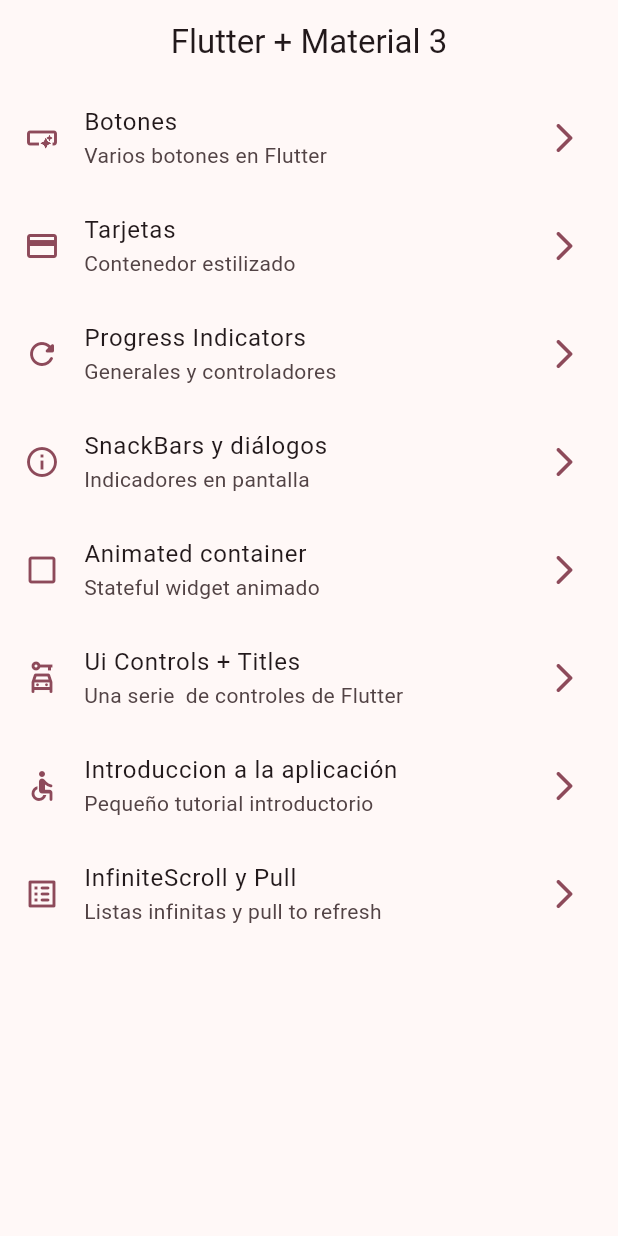
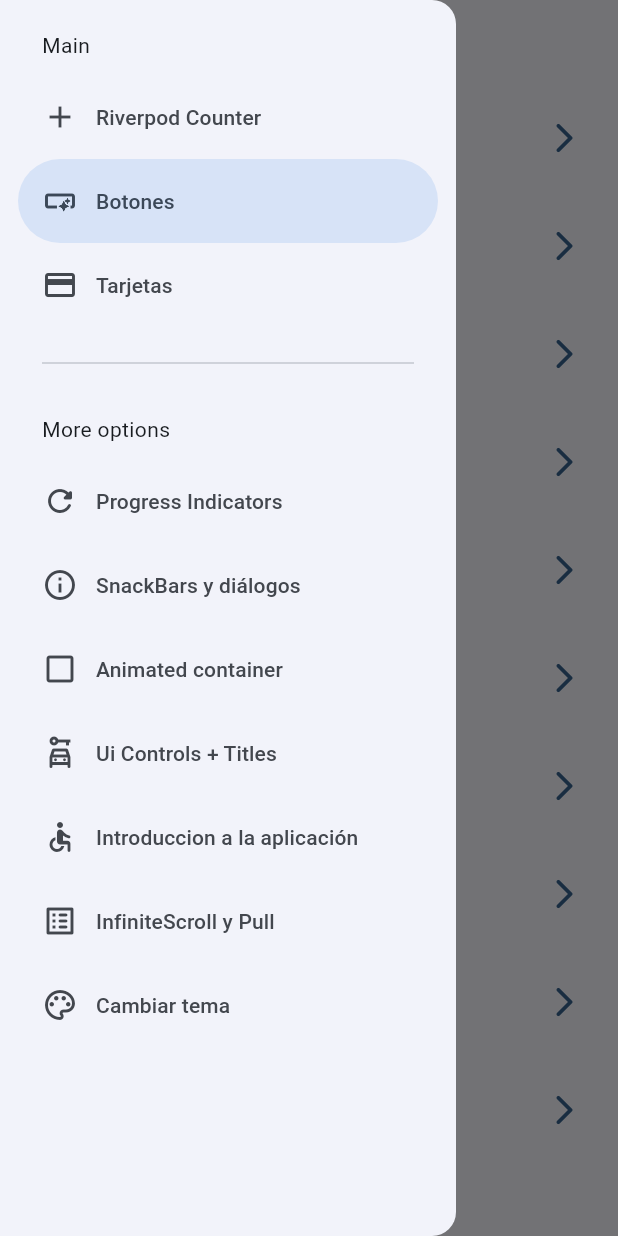
Before and after one commit to Pierou20181h057/widgets_app, a Flutter app: the screen it shows after launch, with the side drawer open (before the commit the screen has no drawer), on a phone screen of 412 x 824 dp. Run offline on Flutter 3.47's test engine with Material 2 defaults, Android fonts, the phone set to English and light mode, and no system bars; our stand-ins replace animate_do, flutter_riverpod, go_router.

Commit message:
antes de statenotifier

```diff
--- a/lib/config/menu/menu_item.dart
+++ b/lib/config/menu/menu_item.dart
@@ -13,6 +13,11 @@ class MenuItem {
 }
 
 List<MenuItem> appMenuItems = <MenuItem>[
+  MenuItem(
+    title: 'Riverpod Counter',
+    subTitle: 'Introducción a riverpod',
+    link: '/counter-river',
+    icon: Icons.add),
   MenuItem(
     title: 'Botones',
     subTitle: 'Varios botones en Flutter',
@@ -61,5 +66,11 @@ List<MenuItem> appMenuItems = <MenuItem>[
     subTitle: 'Listas infinitas y pull to refresh',
     link: '/infinite',
     icon: Icons.list_alt_rounded),
+    MenuItem(
+    title: 'Cambiar tema',
+    subTitle: 'Cambiar tema de la aplicación',
+    link: '/theme-changer',
+    icon: Icons.color_lens_outlined),
+
 
 ];
--- a/lib/config/router/app_router.dart
+++ b/lib/config/router/app_router.dart
@@ -1,4 +1,5 @@
 import 'package:go_router/go_router.dart';
+import 'package:widgets_app/presentation/screens/theme_changer/theme_changer.dart';
 
 import '../../presentation/screens/screens.dart';
 
@@ -52,5 +53,15 @@ final appRouter = GoRouter(
       name: InfiniteScrollScreen.name,
       builder: (context, state) => const InfiniteScrollScreen(),
     ),
+    GoRoute(
+      path: '/counter-river',
+      name: CounterScreen.name,
+      builder: (context, state) => const CounterScreen(),
+    ),
+    GoRoute(
+      path: '/theme-changer',
+      name: ThemeChangerScreen.name,
+      builder: (context, state) => const ThemeChangerScreen(),
+    ),
   ],
 );
--- a/lib/config/theme/app_theme.dart
+++ b/lib/config/theme/app_theme.dart
@@ -14,16 +14,20 @@ const colorList = <Color>[
 
 class AppTheme {
   final int selectedColor;
+  final bool isDarkmode;
 
-  AppTheme({this.selectedColor = 0})
+  AppTheme( {
+    this.isDarkmode = false,
+    this.selectedColor = 0})
       : assert(selectedColor >= 0, 'Selected color must be greater then 0'),
-      assert(selectedColor < colorList.length, 'Selected color must be equal that ${ colorList.length-1}');
+        assert(selectedColor < colorList.length,
+            'Selected color must be equal that ${colorList.length - 1}');
 
   ThemeData getTheme() => ThemeData(
-    useMaterial3: true,
-    colorSchemeSeed: colorList[selectedColor],
-    appBarTheme: const AppBarTheme(
-      centerTitle: true,
-    )
-  );
+      useMaterial3: true,
+      brightness: isDarkmode ? Brightness.dark : Brightness.light,
+      colorSchemeSeed: colorList[selectedColor],
+      appBarTheme: const AppBarTheme(
+        centerTitle: true,
+      ));
 }
--- a/lib/main.dart
+++ b/lib/main.dart
@@ -1,22 +1,25 @@
 import 'package:flutter/material.dart';
+import 'package:flutter_riverpod/flutter_riverpod.dart';
 import 'package:widgets_app/config/router/app_router.dart';
 import 'package:widgets_app/config/theme/app_theme.dart';
+import 'package:widgets_app/presentation/providers/theme_provider.dart';
 
 void main() {
-  runApp(const MainApp());
+  runApp(ProviderScope(child: MainApp()));
 }
 
-class MainApp extends StatelessWidget {
+class MainApp extends ConsumerWidget {
   const MainApp({super.key});
 
   @override
-  Widget build(BuildContext context) {
+  Widget build(BuildContext context, ref) {
+    final isDarkMode = ref.watch(isDarkmodeProvider);
+    final selectColor = ref.watch(selectedColorProvider);
     return MaterialApp.router(
       title: 'Flutter Widgets',
       routerConfig: appRouter,
       debugShowCheckedModeBanner: false,
-      theme: AppTheme(selectedColor: 8).getTheme(),
-
+      theme: AppTheme(selectedColor: selectColor, isDarkmode: isDarkMode).getTheme(),
     );
   }
 }
--- /dev/null
+++ b/lib/presentation/providers/counter_provider.dart
@@ -0,0 +1,3 @@
+import 'package:flutter_riverpod/flutter_riverpod.dart';
+
+final counterProvider = StateProvider((ref) => 5);
--- /dev/null
+++ b/lib/presentation/providers/theme_provider.dart
@@ -0,0 +1,13 @@
+import 'package:flutter_riverpod/flutter_riverpod.dart';
+import 'package:widgets_app/config/theme/app_theme.dart';
+
+//Un simple boolean
+final isDarkmodeProvider = StateProvider((ref) => false);
+
+//Listado de colores inmutables
+
+final colorListProvider = Provider((ref) => colorList);
+
+//un simple int
+
+final selectedColorProvider = StateProvider((ref) => 0);
--- a/lib/presentation/screens/home/home_screen.dart
+++ b/lib/presentation/screens/home/home_screen.dart
@@ -1,6 +1,7 @@
 import 'package:flutter/material.dart';
 import 'package:go_router/go_router.dart';
 import 'package:widgets_app/config/menu/menu_item.dart';
+import 'package:widgets_app/presentation/widgets/side_menu.dart';
 
 class HomeScreen extends StatelessWidget {
   static const String name = 'home_screen';
@@ -8,11 +9,14 @@ class HomeScreen extends StatelessWidget {
 
   @override
   Widget build(BuildContext context) {
+    final scaffoldkey = GlobalKey<ScaffoldState>();
     return Scaffold(
+      key:scaffoldkey ,
       appBar: AppBar(
         title: Text('Flutter + Material 3'),
       ),
       body: _HomeView(),
+      drawer: SideMenu(scaffoldKey: scaffoldkey,),
     );
   }
 }
--- a/lib/presentation/screens/screens.dart
+++ b/lib/presentation/screens/screens.dart
@@ -1,3 +1,7 @@
+export 'package:widgets_app/presentation/screens/theme_changer/theme_changer.dart';
+
+export 'package:widgets_app/presentation/screens/counter/counter_screen.dart';
+
 export 'package:widgets_app/presentation/screens/animated/animated_screen.dart';
 export 'package:widgets_app/presentation/screens/app_tutorial/app_tutorial_screen.dart';
 export 'package:widgets_app/presentation/screens/buttons/buttons_screen.dart';
--- /dev/null
+++ b/lib/presentation/widgets/side_menu.dart
@@ -0,0 +1,58 @@
+import 'dart:io';
+
+import 'package:flutter/material.dart';
+import 'package:go_router/go_router.dart';
+import 'package:widgets_app/config/menu/menu_item.dart';
+
+class SideMenu extends StatefulWidget {
+  final GlobalKey<ScaffoldState> scaffoldKey;
+  const SideMenu({super.key, required this.scaffoldKey});
+
+  @override
+  State<SideMenu> createState() => _SideMenuState();
+}
+
+class _SideMenuState extends State<SideMenu> {
+  int navDrawerIndex = 1;
+  @override
+  Widget build(BuildContext context) {
+    final hasNotch = MediaQuery.of(context).viewPadding.top > 35;
+    if (Platform.isAndroid) {
+      print('Android  $hasNotch');
+    } else {
+      print('IOS  $hasNotch');
+    }
+    return NavigationDrawer(
+        selectedIndex: navDrawerIndex,
+        onDestinationSelected: (value) {
+          setState(() {
+            navDrawerIndex = value;
+          });
+          final menuItem = appMenuItems[value];
+          context.push(menuItem.link);
+          widget.scaffoldKey.currentState?.closeDrawer();
+        },
+        children: [
+          Padding(
+            padding: EdgeInsets.fromLTRB(28, hasNotch ? 0 : 20, 16, 10),
+            child: Text('Main'),
+          ),
+          ...appMenuItems.sublist(0, 3).map(
+                (item) => NavigationDrawerDestination(
+                    icon: Icon(item.icon), label: Text('${item.title}')),
+              ),
+          Padding(
+            padding: EdgeInsets.fromLTRB(28, 16, 28, 10),
+            child: Divider(),
+          ),
+          Padding(
+            padding: EdgeInsets.fromLTRB(28, 16, 28, 10),
+            child: Text('More options'),
+          ),
+          ...appMenuItems.sublist(3).map(
+                (item) => NavigationDrawerDestination(
+                    icon: Icon(item.icon), label: Text('${item.title}')),
+              ),
+        ]);
+  }
+}
--- a/pubspec.yaml
+++ b/pubspec.yaml
@@ -10,6 +10,7 @@ dependencies:
   animate_do: ^3.0.2
   flutter:
     sdk: flutter
+  flutter_riverpod: ^2.3.10
   go_router: ^10.0.0
 
 dev_dependencies:
```
Also changed, not shown: lib/presentation/screens/counter/counter_screen.dart (added, +46 -0 lines), lib/presentation/screens/infinite_scroll/infinite_scroll_screen.dart (+107 -3 lines), lib/presentation/screens/theme_changer/theme_changer.dart (added, +57 -0 lines), pubspec.lock.
